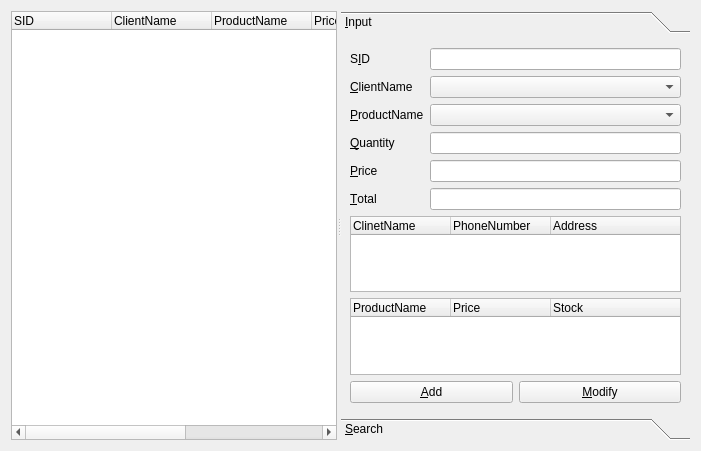
Above: qt-master3/qt-master/CSApp/shopmanagerform.ui from chelly1995/qt before the change. Below: the same form after it.
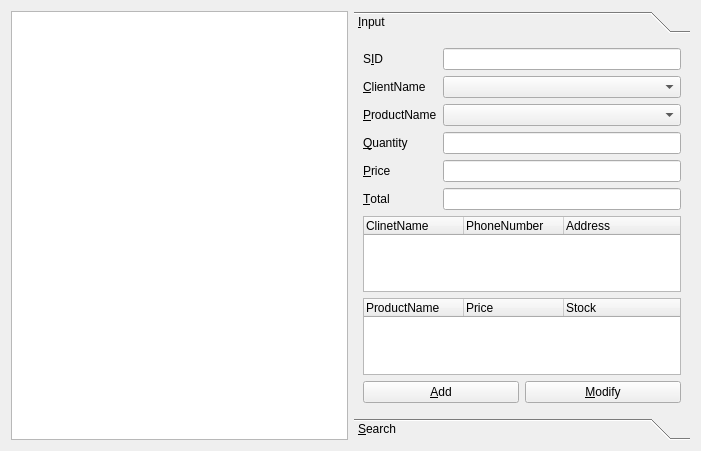
That is the form after the change.

What changed in the file:
```diff
--- a/qt-master3/qt-master/CSApp/shopmanagerform.ui
+++ b/qt-master3/qt-master/CSApp/shopmanagerform.ui
@@ -13,44 +13,15 @@
   <property name="windowTitle">
    <string>Form</string>
   </property>
-  <layout class="QGridLayout" name="gridLayout">
-   <item row="1" column="0">
+  <layout class="QHBoxLayout" name="horizontalLayout_3">
+   <item>
+    <widget class="QTableView" name="shoptableView"/>
+   </item>
+   <item>
     <widget class="QSplitter" name="splitter">
      <property name="orientation">
       <enum>Qt::Horizontal</enum>
      </property>
-     <widget class="QTreeWidget" name="treeWidget">
-      <column>
-       <property name="text">
-        <string>SID</string>
-       </property>
-      </column>
-      <column>
-       <property name="text">
-        <string>ClientName</string>
-       </property>
-      </column>
-      <column>
-       <property name="text">
-        <string>ProductName</string>
-       </property>
-      </column>
-      <column>
-       <property name="text">
-        <string>Price</string>
-       </property>
-      </column>
-      <column>
-       <property name="text">
-        <string>Quantity</string>
-       </property>
-      </column>
-      <column>
-       <property name="text">
-        <string>Total</string>
-       </property>
-      </column>
-     </widget>
      <widget class="QToolBox" name="toolBox">
       <property name="currentIndex">
        <number>0</number>
@@ -60,7 +31,7 @@
         <rect>
          <x>0</x>
          <y>0</y>
-         <width>352</width>
+         <width>342</width>
          <height>391</height>
         </rect>
        </property>
```
Left out of the diff: 2 changed lines with no effect on the pictures.
